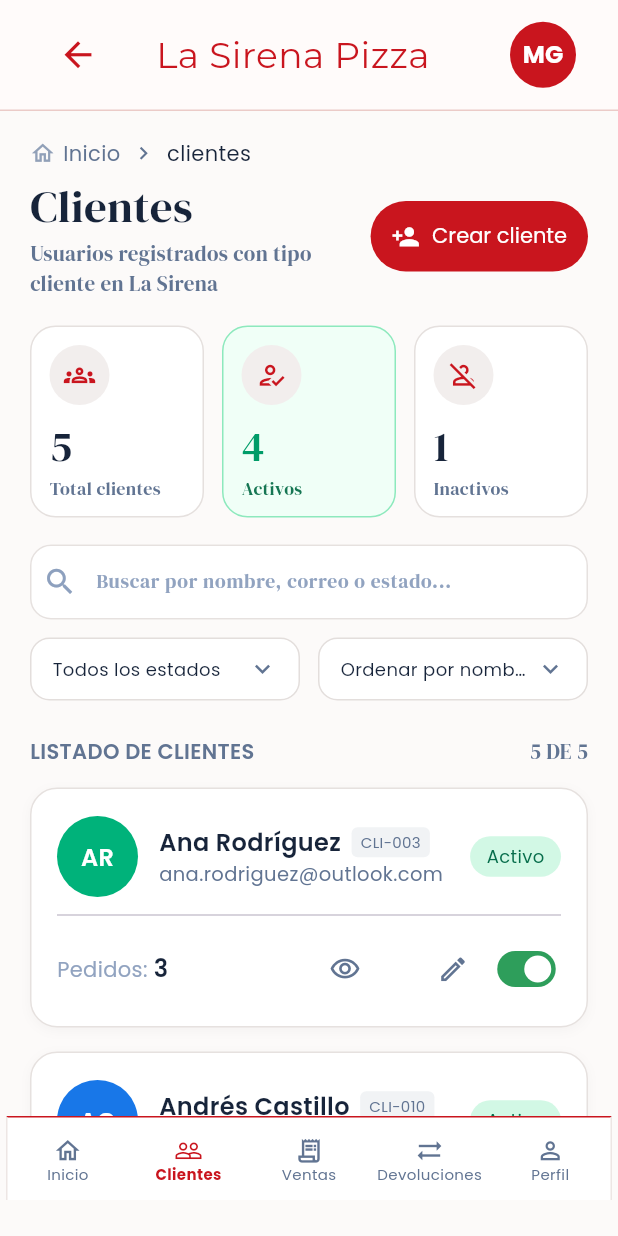
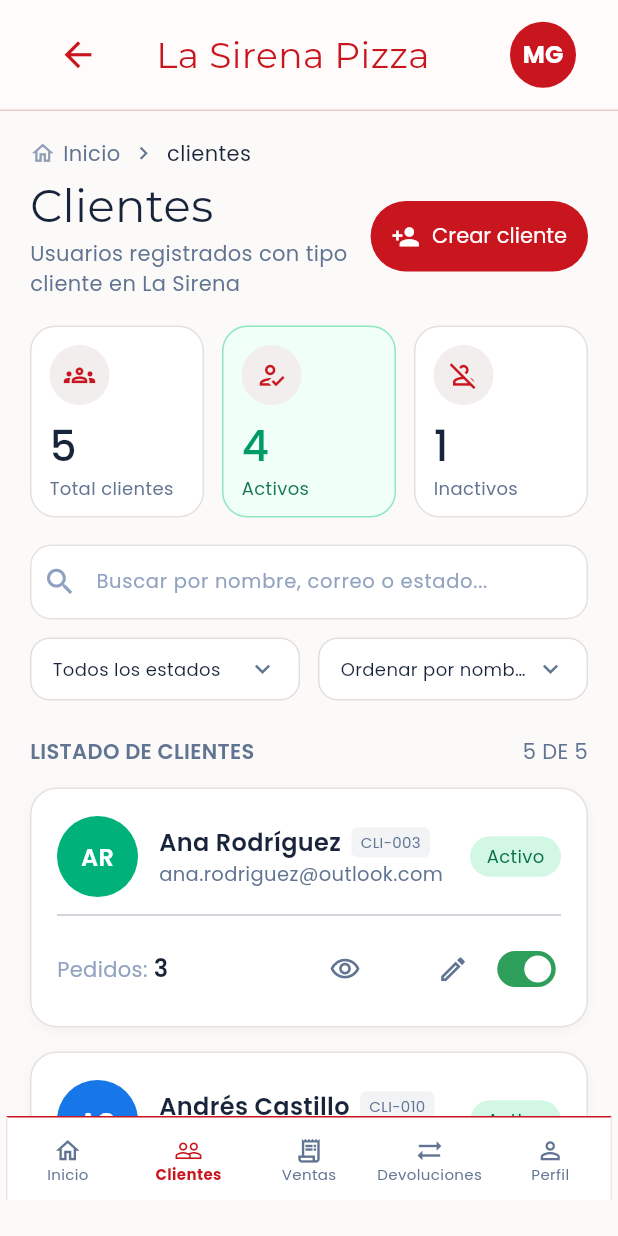
Before and after one commit to andresmauriciomeza-Re/App_sivpro, a Flutter app: the EmployeeClientsScreen screen opened directly, on a phone screen of 412 x 824 dp. Run offline on Flutter 3.47's test engine with Material 3 defaults, Android fonts, the phone set to English and light mode, and no system bars; our stand-ins replace file_picker, flutter_map, flutter_native_splash, flutter_svg, google_fonts, latlong2 and 1 more.

Commit message:
feat: tipografia Montserrat y Poppins en employee_clients_screen.dart

```diff
--- a/lib/employee/screens/employee_clients_screen.dart
+++ b/lib/employee/screens/employee_clients_screen.dart
@@ -157,7 +157,7 @@
                             children: [
                               Text(
                                 'Clientes',
-                                style: GoogleFonts.dmSerifDisplay(
+                                style: GoogleFonts.montserrat(
                                   color: ink,
                                   fontSize: 30,
                                 ),
@@ -166,7 +166,7 @@
                                 'Usuarios registrados con tipo cliente en La Sirena',
                                 maxLines: 2,
                                 overflow: TextOverflow.ellipsis,
-                                style: GoogleFonts.dmSerifDisplay(
+                                style: GoogleFonts.poppins(
                                   color: muted,
                                   fontSize: 14,
                                 ),
@@ -289,7 +289,7 @@
                         ),
                         Text(
                           '${_visibleClients >= _filteredClients().length ? _filteredClients().length : _visibleClients} DE ${_filteredClients().length}',
-                          style: GoogleFonts.dmSerifDisplay(
+                          style: GoogleFonts.poppins(
                             color: muted,
                             fontSize: 14,
                           ),
@@ -303,7 +303,7 @@
                         child: Center(
                           child: Text(
                             'No se encontraron clientes',
-                            style: GoogleFonts.dmSerifDisplay(
+                            style: GoogleFonts.poppins(
                               color: muted,
                               fontSize: 14,
                             ),
@@ -391,10 +391,10 @@
     return TextField(
       controller: _searchController,
       onChanged: (_) => setState(() => _visibleClients = _pageSize),
-      style: GoogleFonts.dmSerifDisplay(color: ink, fontSize: 13),
+      style: GoogleFonts.poppins(color: ink, fontSize: 13),
       decoration: InputDecoration(
         hintText: 'Buscar por nombre, correo o estado...',
-        hintStyle: GoogleFonts.dmSerifDisplay(
+        hintStyle: GoogleFonts.poppins(
           color: const Color(0xFF91A3C0),
           fontSize: 13,
         ),
@@ -1109,7 +1109,7 @@
           controller: controller,
           readOnly: readOnly,
           keyboardType: keyboardType,
-          style: GoogleFonts.dmSerifDisplay(
+          style: GoogleFonts.poppins(
             color: readOnly
                 ? const Color(0xFF9D9895)
                 : const Color(0xFF353535),
@@ -1117,7 +1117,7 @@
           ),
           decoration: InputDecoration(
             hintText: hint,
-            hintStyle: GoogleFonts.dmSerifDisplay(
+            hintStyle: GoogleFonts.poppins(
               color: readOnly
                   ? const Color(0xFF9D9895)
                   : const Color(0xFF353535),
@@ -1145,7 +1145,7 @@
           const SizedBox(height: 5),
           Text(
             'No se puede modificar',
-            style: GoogleFonts.dmSerifDisplay(
+            style: GoogleFonts.poppins(
               color: const Color(0xFF9D9895),
               fontSize: 11,
             ),
@@ -1202,7 +1202,7 @@
             fit: BoxFit.scaleDown,
             child: Text(
               value,
-              style: GoogleFonts.dmSerifDisplay(
+              style: GoogleFonts.poppins(
                 color: active
                     ? AppColors.statGreenNumber
                     : _EmployeeClientsScreenState.ink,
@@ -1215,7 +1215,7 @@
             label,
             maxLines: 1,
             overflow: TextOverflow.ellipsis,
-            style: GoogleFonts.dmSerifDisplay(
+            style: GoogleFonts.poppins(
               color: active
                   ? AppColors.statGreenLabel
                   : _EmployeeClientsScreenState.muted,
```
